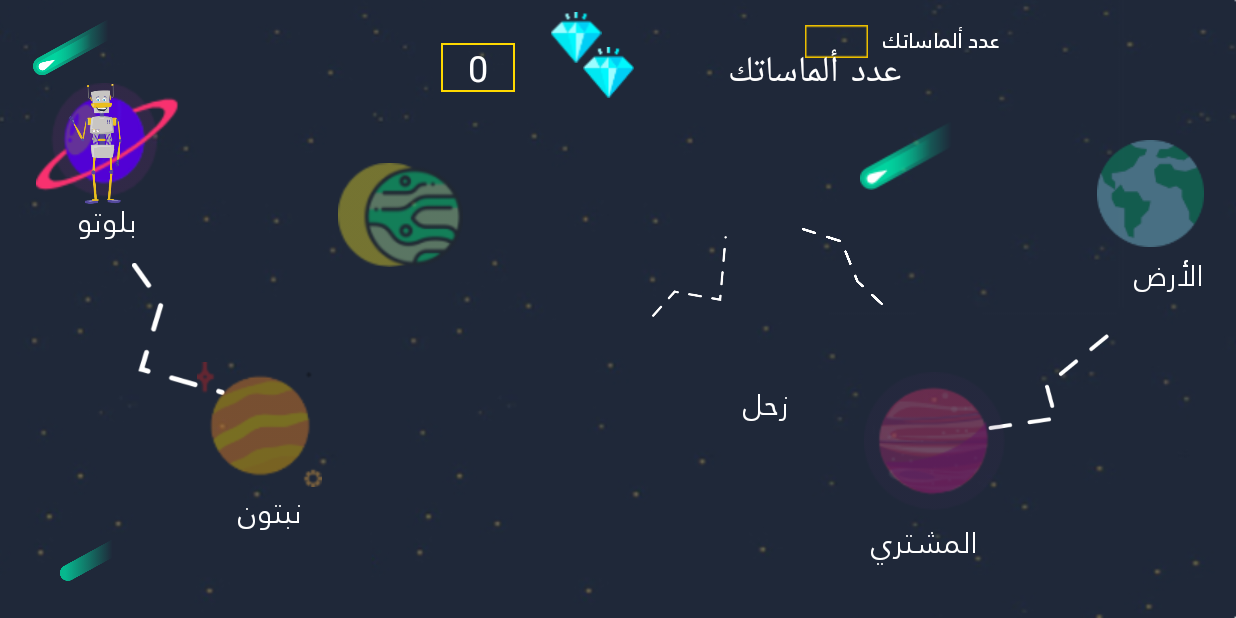
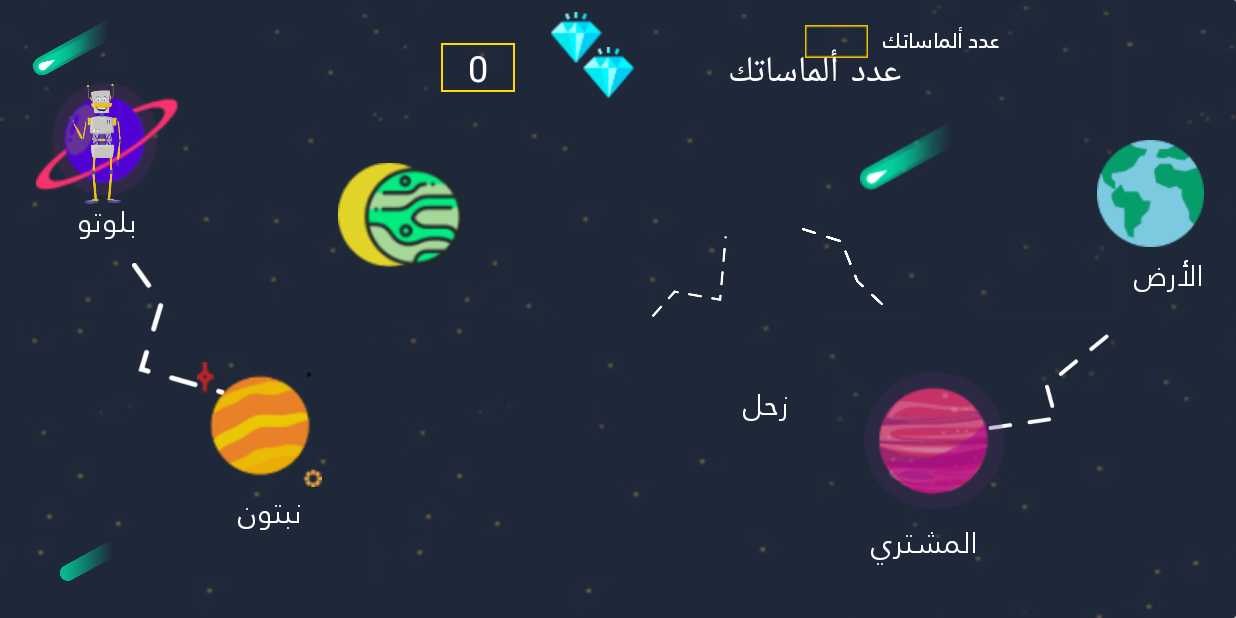
Before and after one commit to letsCodeProject/final_FF, an Android app: the MainActivity screen opened directly, with no data from a screen before it, on a phone screen of 824 x 412 dp (held sideways). Run offline under Robolectric (Android 15) with nearby library versions, the phone set to English and light mode, and no system bars; Roboto replaces fonts that are not available here; 1 statement that could not run was skipped.

Commit message:
Setting up Planets trancperenicy

```diff
--- a/app/src/main/java/com/example/a96653/LetsCode/MainActivity.java
+++ b/app/src/main/java/com/example/a96653/LetsCode/MainActivity.java
@@ -16,17 +16,29 @@ public class MainActivity extends AppCompatActivity {
     @Override
     protected void onCreate(Bundle savedInstanceState) {
         final MySQLliteHelper m=new MySQLliteHelper(this);
+
         int lnum=0;
-      //lnum=m.getNumOfLessonPassed("بلوتو");
+
         super.onCreate(savedInstanceState);
         setContentView(R.layout.activity_main);
-
-        //SharedPreferences prefs = getSharedPreferences("prefs", MODE_PRIVATE);
-       // boolean firstStart = prefs.getBoolean("firstStart", true);
-
-        //if (firstStart) {
-           // launchSecondActivity();
-       // }
+        //To SET UP THE LEVELS TRANCPERRENCY .
+        boolean levelStatus;
+        ImageView nepton=(ImageView)findViewById(R.id.imageView9);
+        ImageView Saturn=(ImageView)findViewById(R.id.imageView13);
+        ImageView Jupiter=(ImageView)findViewById(R.id.imageView17);
+        ImageView Earth=(ImageView)findViewById(R.id.imageView);
+     if( levelStatus=m.getLevelStatus("Nepton")==true)
+         nepton.setAlpha(1000);
+     else nepton.setAlpha(100);
+        if( levelStatus=m.getLevelStatus("Saturn")==true)
+            Saturn.setAlpha(1000);
+        else Saturn.setAlpha(100);
+        if( levelStatus=m.getLevelStatus("Jupiter")==true)
+            Jupiter.setAlpha(1000);
+        else  Jupiter.setAlpha(100);
+        if( levelStatus=m.getLevelStatus("Earth")==true)
+            Earth.setAlpha(1000);
+        else  Earth.setAlpha(100);
 
         ImageView ploto = (ImageView)findViewById(R.id.imageView3);
 
@@ -55,7 +67,7 @@ public class MainActivity extends AppCompatActivity {
 
     public void openPlotoActivity(MySQLliteHelper M,int lnum2) throws ClassNotFoundException {
        lnum2=M.getNumOfLessonPassed("Ploto");
-        TextView t=(TextView)findViewById(R.id.textView47);
+       TextView t=(TextView)findViewById(R.id.textView47);
       /* if (){
            M.UpdateNumOfLesson(1,"Ploto");
        }*/
--- a/app/src/main/java/com/example/a96653/LetsCode/MySQLliteHelper.java
+++ b/app/src/main/java/com/example/a96653/LetsCode/MySQLliteHelper.java
@@ -296,4 +296,38 @@ public class MySQLliteHelper extends SQLiteOpenHelper {
         Cursor recordSet=db.rawQuery(query,null);
         return recordSet ;
     }
-}//END OF CLASS
+    public int getChildScore() {
+
+        int  score = 0;
+        SQLiteDatabase db = getWritableDatabase();
+        String query = "SELECT Score FROM Child;";
+        Cursor recordSet = db.rawQuery(query, null);
+        recordSet.moveToFirst();
+        score = recordSet.getInt(recordSet.getColumnIndex("Score"));
+
+        return score ; }
+    public boolean getLevelStatus(String levelName) {
+        SQLiteDatabase DB = this.getReadableDatabase();
+        //specify the columns to be fetched
+        String[] columns = {SchemClass.LetsCode2.COLUMN_NAME_LEVELSTATUS};
+        //Select condition
+        String selection = SchemClass.LetsCode2.COLUMN_NAME_LevelName + " = ?";
+        //Arguments for selection
+        String[] selectionArgs = {levelName};
+        Cursor cursor = DB.query(SchemClass.LetsCode2.SECOND_TABLE, columns, selection, selectionArgs, null, null, null);
+        int columIndex;
+        boolean b=false;
+        if (null != cursor) {
+            cursor.moveToFirst();
+            columIndex = cursor.getColumnIndexOrThrow(SchemClass.LetsCode2.COLUMN_NAME_LEVELSTATUS);
+            if (cursor.isNull( columIndex) || cursor.getShort( columIndex) == 0) {
+                b= false;
+            } else {
+               b= true;
+            }
+        }
+        return b;
+    }
+
+
+    }//END OF CLASS
--- a/app/src/main/res/layout/activity_main.xml
+++ b/app/src/main/res/layout/activity_main.xml
@@ -88,7 +88,7 @@
         android:contentDescription="@string/desc"
 
         app:srcCompat="@drawable/newearth"
-        android:alpha="0.4" />
+       />
 
     <ImageView
         android:id="@+id/imageView20"
@@ -122,7 +122,6 @@
         android:layout_marginBottom="87dp"
         android:contentDescription="@string/desc"
         app:srcCompat="@drawable/newnepton"
-        android:alpha="0.4"
        />
 
     <ImageView
@@ -289,7 +288,7 @@
         android:layout_marginBottom="72dp"
         android:contentDescription="@string/desc"
         app:srcCompat="@drawable/newmerek"
-        android:alpha="0.4" />
+        />
     <ImageView
         android:id="@+id/imageView13"
         android:layout_width="83dp"
@@ -300,7 +299,7 @@
         android:layout_marginBottom="-33dp"
         android:contentDescription="@string/desc"
         app:srcCompat="@drawable/newzohal"
-        android:alpha="0.4" />
+         />
 
     <TextView
         android:id="@+id/textView47"
```
